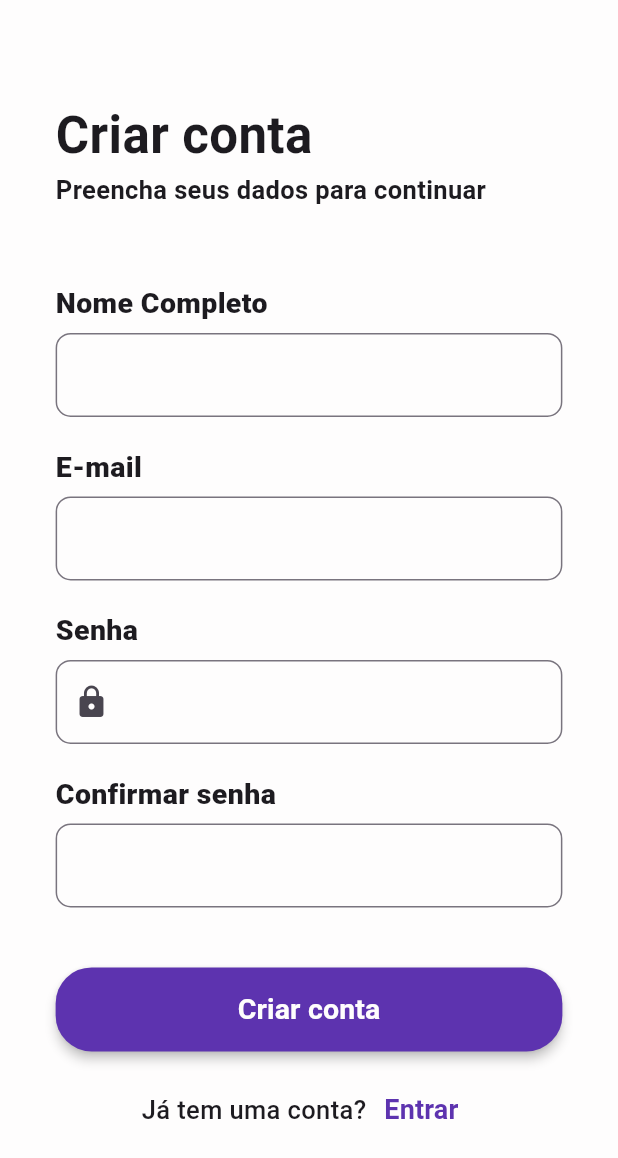
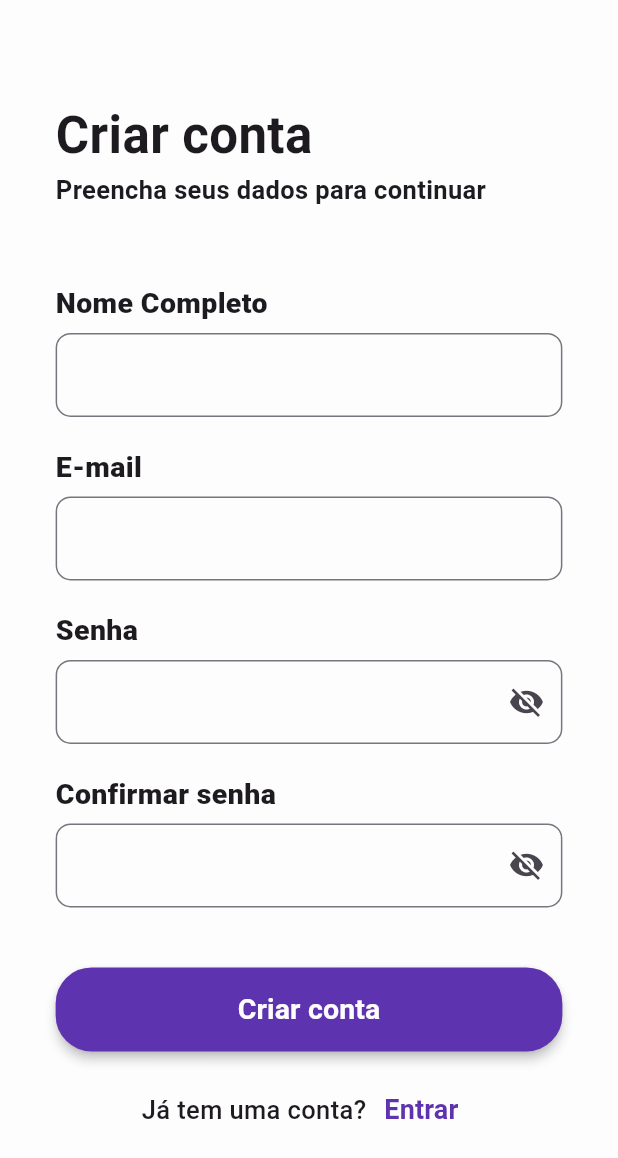
Before and after one commit to ErickMatheus-ProgBr/Lua, a Flutter app: the Createaccount screen opened by its route, on a phone screen of 412 x 824 dp. Shown: the top 1158 px of the screen. Run offline on Flutter 3.47's test engine with Material 3 defaults, Android fonts, the phone set to English and light mode, and no system bars; our stand-ins replace font_awesome_flutter.

Commit message:
feat() adiciona funcionalidade de mostrar/ocultar senha

```diff
--- a/lib/features/auth/presentation/pages/createAccount.dart
+++ b/lib/features/auth/presentation/pages/createAccount.dart
@@ -15,6 +15,8 @@ class _CreateaccountState extends State<Createaccount> {
   final _password = TextEditingController();
   final _confirmPassWord = TextEditingController();
   final _formKey = GlobalKey<FormState>();
+
+  bool _obscurePassword = true;
 
   @override
   Widget build(BuildContext context) {
@@ -86,11 +88,20 @@ class _CreateaccountState extends State<Createaccount> {
                         TextFormField(
                           controller: _password,
                           keyboardType: TextInputType.text,
-                          obscureText: true,
+                          obscureText: _obscurePassword,
 
-                          decoration: const InputDecoration(
-                            prefixIcon: Icon(Icons.lock),
-                            border: OutlineInputBorder(
+                          decoration: InputDecoration(
+                            suffixIcon: IconButton(
+                              icon: Icon(
+                                _obscurePassword ? Icons.visibility_off : Icons.visibility,
+                              ),
+                              onPressed: () {
+                                setState(() {
+                                  _obscurePassword = !_obscurePassword;
+                                });
+                              },
+                            ),
+                            border: const OutlineInputBorder(
                               borderRadius: BorderRadius.all(Radius.circular(10)),
                             ),
                           ),
@@ -106,9 +117,19 @@ class _CreateaccountState extends State<Createaccount> {
                         TextFormField(
                           controller: _confirmPassWord,
                           keyboardType: TextInputType.text,
-                          obscureText: true,
-                          decoration: const InputDecoration(
-                            border: OutlineInputBorder(
+                          obscureText: _obscurePassword,
+                          decoration: InputDecoration(
+                            suffixIcon: IconButton(
+                              icon: Icon(
+                                _obscurePassword ? Icons.visibility_off : Icons.visibility,
+                              ),
+                              onPressed: () {
+                                setState(() {
+                                  _obscurePassword = !_obscurePassword;
+                                });
+                              },
+                            ),
+                            border: const OutlineInputBorder(
                               borderRadius: BorderRadius.all(Radius.circular(10)),
                             ),
                           ),
```
